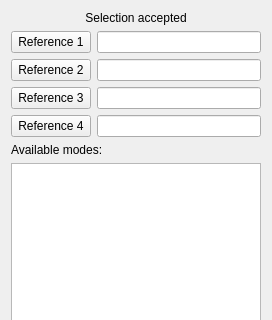
The window that src/Mod/PartDesign/Gui/TaskDatumParameters.ui (berndhahnebach/All_FreeCAD) describes before a commit, drawn with Qt 5; both pictures show x 0 to 272 and y 0 to 320 of the 272 by 560 pixel window.
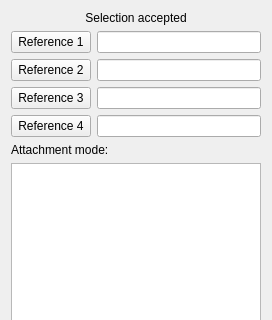
The same window after the commit.

Commit message:
Attacher: change label in UI
"Attachment mode:" instead of "Available modes:"

The edit to the form file:
```diff
--- a/src/Mod/PartDesign/Gui/TaskDatumParameters.ui
+++ b/src/Mod/PartDesign/Gui/TaskDatumParameters.ui
@@ -98,7 +98,7 @@
    <item>
     <widget class="QLabel" name="label">
      <property name="text">
-      <string>Available modes:</string>
+      <string>Attachment mode:</string>
      </property>
     </widget>
    </item>
```
